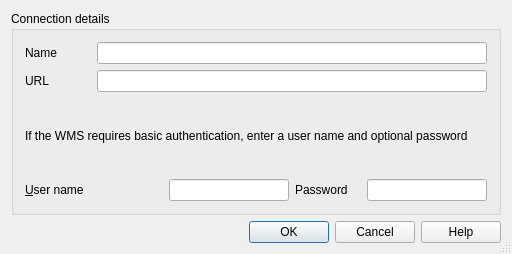
Old version of the form qgis/src/ui/qgsnewhttpconnectionbase.ui in the repository sourcepole/qgis.
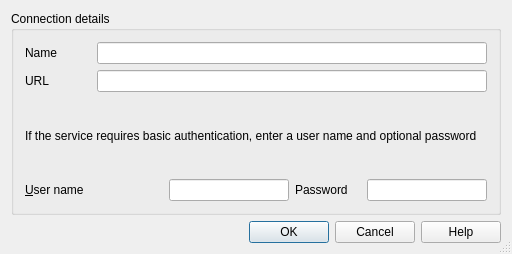
New version of the form.

What changed in the file:
```diff
--- a/qgis/src/ui/qgsnewhttpconnectionbase.ui
+++ b/qgis/src/ui/qgsnewhttpconnectionbase.ui
@@ -81,7 +81,7 @@
       <item row="2" column="0" colspan="5">
        <widget class="QLabel" name="label">
         <property name="text">
-         <string>If the WMS requires basic authentication, enter a user name and optional password</string>
+         <string>If the service requires basic authentication, enter a user name and optional password</string>
         </property>
         <property name="textFormat">
          <enum>Qt::PlainText</enum>
```
